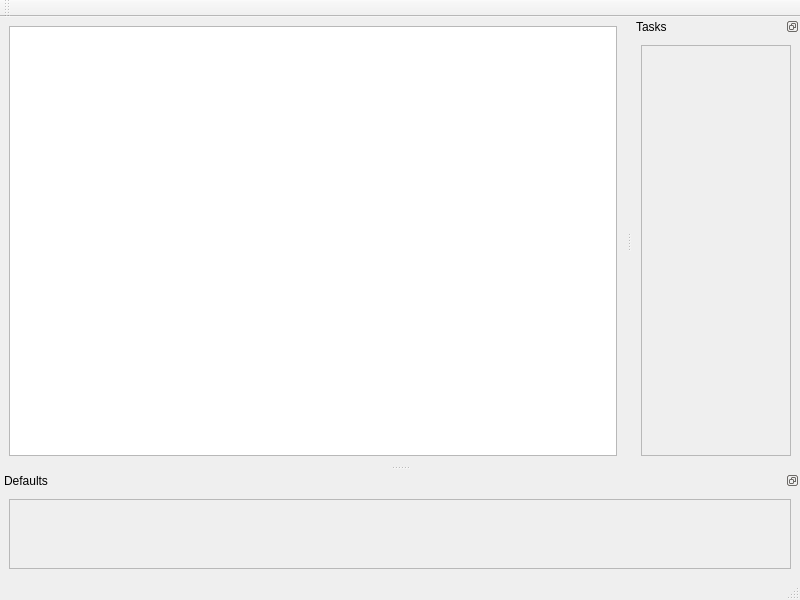
This is qtMushi/qtMushi/quicktaskcreator.ui in JWambaugh/mushi as Qt 5 draws it before an edit. The edited form follows.
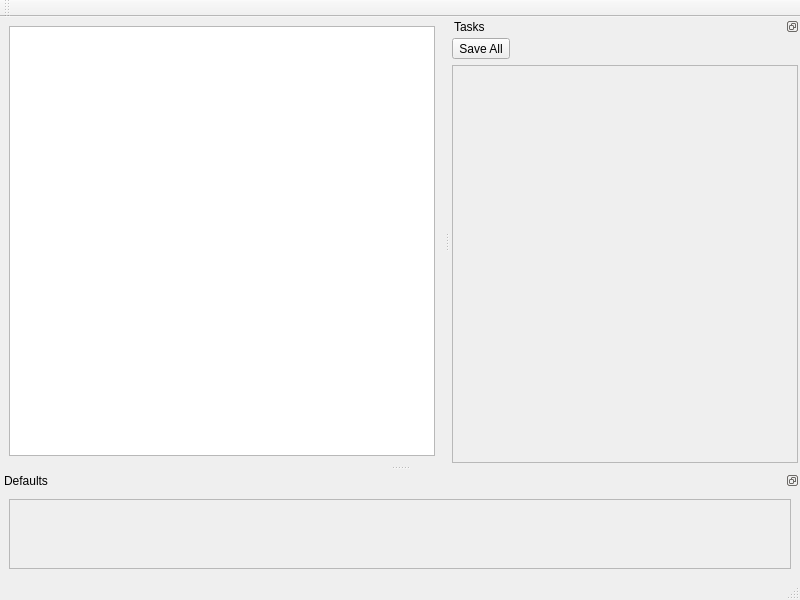
This is the edited form.

```diff
--- a/qtMushi/qtMushi/quicktaskcreator.ui
+++ b/qtMushi/qtMushi/quicktaskcreator.ui
@@ -29,6 +29,18 @@
   </widget>
   <widget class="QStatusBar" name="statusbar"/>
   <widget class="QDockWidget" name="tasksWindow">
+   <property name="minimumSize">
+    <size>
+     <width>350</width>
+     <height>210</height>
+    </size>
+   </property>
+   <property name="baseSize">
+    <size>
+     <width>400</width>
+     <height>0</height>
+    </size>
+   </property>
    <property name="features">
     <set>QDockWidget::DockWidgetFloatable|QDockWidget::DockWidgetMovable</set>
    </property>
@@ -40,6 +52,33 @@
    </attribute>
    <widget class="QWidget" name="dockWidgetContents">
     <layout class="QVBoxLayout" name="verticalLayout_2">
+     <property name="margin">
+      <number>2</number>
+     </property>
+     <item>
+      <layout class="QHBoxLayout" name="horizontalLayout">
+       <item>
+        <widget class="QToolButton" name="saveAllButton">
+         <property name="text">
+          <string>Save All</string>
+         </property>
+        </widget>
+       </item>
+       <item>
+        <spacer name="horizontalSpacer">
+         <property name="orientation">
+          <enum>Qt::Horizontal</enum>
+         </property>
+         <property name="sizeHint" stdset="0">
+          <size>
+           <width>40</width>
+           <height>20</height>
+          </size>
+         </property>
+        </spacer>
+       </item>
+      </layout>
+     </item>
      <item>
       <widget class="QScrollArea" name="scrollArea">
        <property name="minimumSize">
@@ -56,8 +95,8 @@
          <rect>
           <x>0</x>
           <y>0</y>
-          <width>146</width>
-          <height>380</height>
+          <width>342</width>
+          <height>364</height>
          </rect>
         </property>
        </widget>
```
Left out of the diff: 2 changed lines with no effect on the pictures.
